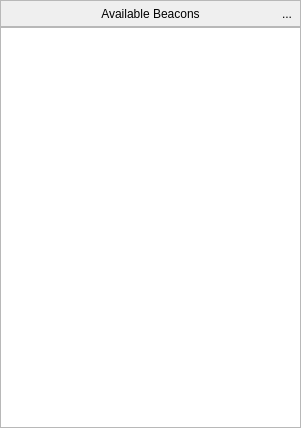
First picture: the form in src/gui/beaconspanel.ui, repository mohabouje/AcousticLPS, before the edit.
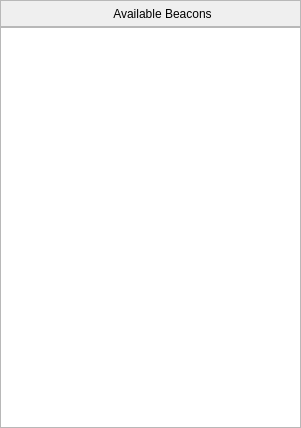
Second picture: the form after the edit. Icons and pictures are not drawn.

Commit message: Different styles in the BeaconsChart

Diff of the .ui file:
```diff
--- a/src/gui/beaconspanel.ui
+++ b/src/gui/beaconspanel.ui
@@ -80,20 +80,6 @@
         </property>
        </widget>
       </item>
-      <item>
-       <widget class="QToolButton" name="editBeacons">
-        <property name="text">
-         <string>...</string>
-        </property>
-        <property name="icon">
-         <iconset resource="../images.qrc">
-          <normaloff>:/resources/icons/edit-1.png</normaloff>:/resources/icons/edit-1.png</iconset>
-        </property>
-        <property name="autoRaise">
-         <bool>true</bool>
-        </property>
-       </widget>
-      </item>
      </layout>
     </widget>
    </item>
```
The commit also changes 6 other files.
